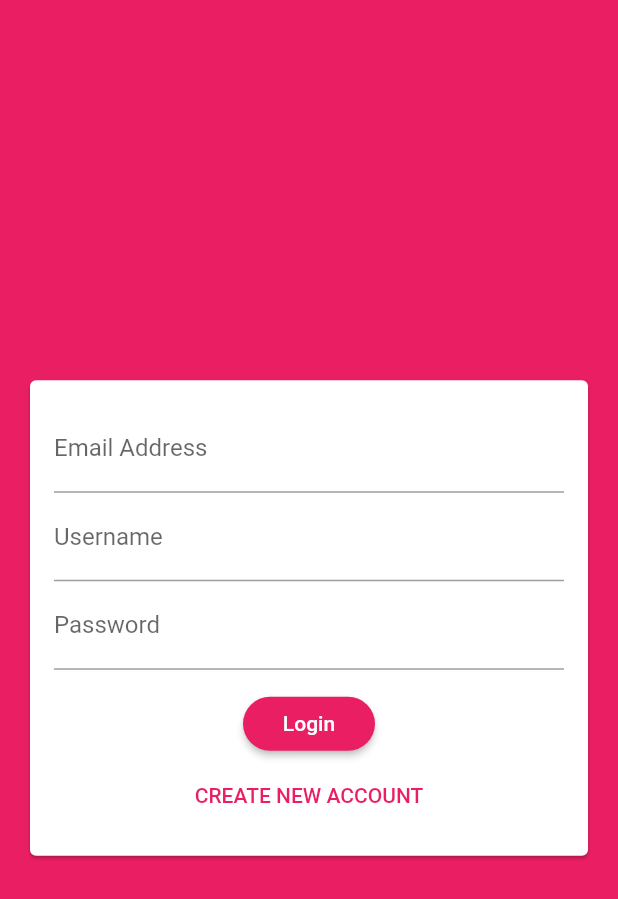
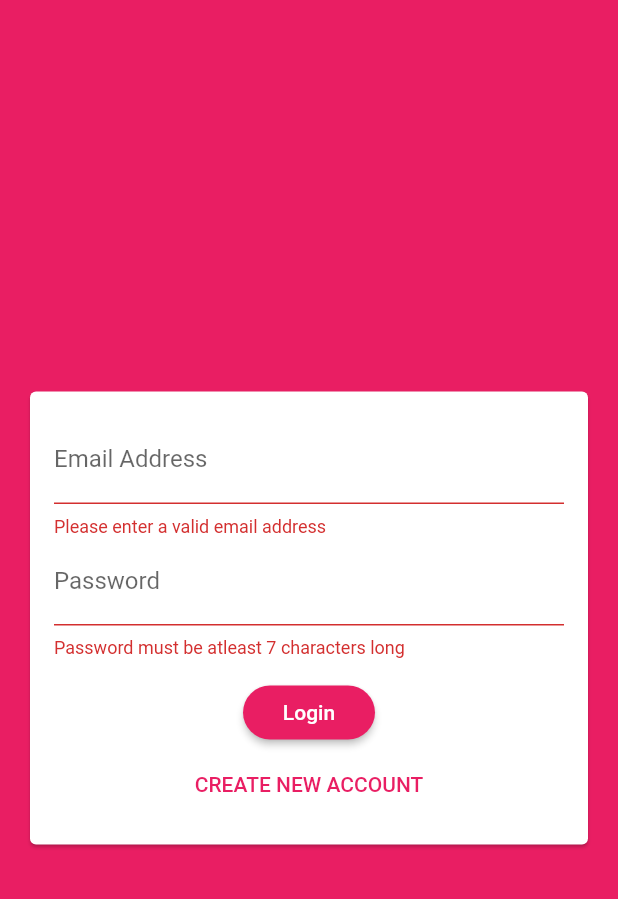
Before and after one commit to shebom640/flutter-chat-app, a Flutter app: the screen it shows after launch, after a tap on "Login", on a phone screen of 412 x 824 dp. Shown: the top 899 px of the screen. Run offline on Flutter 3.47's test engine with Material 2 defaults, Android fonts, the phone set to English and light mode, and no system bars; our stand-ins replace cloud_firestore, firebase_core; accounts and stored records are empty.

Commit message:
file changes

```diff
--- a/lib/screens/auth_screen.dart
+++ b/lib/screens/auth_screen.dart
@@ -2,18 +2,19 @@ import 'package:chatapp/widgets/auth/auth_form.dart';
 import 'package:flutter/material.dart';
 
 class AuthScreen extends StatefulWidget {
-  const AuthScreen({Key? key}) : super(key: key);
-
   @override
   State<AuthScreen> createState() => _AuthScreenState();
 }
 
 class _AuthScreenState extends State<AuthScreen> {
+  void _submitAuthForm(String email, String password, String username, bool isLogin) {
+
+  }
   @override
   Widget build(BuildContext context) {
     return Scaffold(
       backgroundColor: Theme.of(context).primaryColor,
-      body: AuthForm(),
+      body: AuthForm(_submitAuthForm),
     );
   }
 }
--- a/lib/widgets/auth/auth_form.dart
+++ b/lib/widgets/auth/auth_form.dart
@@ -1,7 +1,8 @@
 import 'package:flutter/material.dart';
 
 class AuthForm extends StatefulWidget {
-  const AuthForm({Key? key}) : super(key: key);
+  AuthForm(this.submitFn);
+  final void Function(String email, String password, String username, bool isLogin) submitFn;
 
   @override
   State<AuthForm> createState() => _AuthFormState();
@@ -9,9 +10,10 @@ class AuthForm extends StatefulWidget {
 
 class _AuthFormState extends State<AuthForm> {
   final _formkey = GlobalKey<FormState>();
-  String _userEmail = '';
-  String _username = '';
-  String _userPassword = '';
+  var _isLogin = true;
+  var _userEmail = '';
+  var _username = '';
+  var _userPassword = '';
 
 
   void _trySubmit() {
@@ -19,9 +21,12 @@ class _AuthFormState extends State<AuthForm> {
     FocusScope.of(context).unfocus();
     if(isValid) {
       _formkey.currentState?.save();
-      print(_userEmail);
-      print(_username);
-      print(_userPassword);
+      widget.submitFn(
+        _userEmail,
+        _userPassword,
+        _username,
+        _isLogin
+      );
     }
   }
   @override
@@ -33,10 +38,12 @@ class _AuthFormState extends State<AuthForm> {
           child: Padding(
             padding: EdgeInsets.all(16),
             child: Form(
+              key: _formkey,
               child: Column(
                 mainAxisSize: MainAxisSize.min,
                 children: <Widget>[
                   TextFormField(
+                    key: ValueKey('email'),
                     validator: (value) {
                       if (value!.isEmpty || !value.contains('@')) {
                         return 'Please enter a valid email address';
@@ -44,39 +51,46 @@ class _AuthFormState extends State<AuthForm> {
                       return null;
                     },
                     keyboardType: TextInputType.emailAddress,
-                    decoration: InputDecoration(labelText: 'Email Address'),
+                    decoration: const InputDecoration(labelText: 'Email Address'),
                     onSaved: (value) {
                       _userEmail = value as String;
                     },
                   ),
+                  if(!_isLogin)
                   TextFormField(
+                    key: ValueKey('username'),
                     validator: (value) {
                       if(value!.isEmpty || value.length < 2) {
-                        return 'Please Enter at least 2 characters';
+                        return 'Enter a valid username';
                       }
                       return null;
                     },
-                    decoration: InputDecoration(labelText: 'Username'),
+                    decoration: const InputDecoration(labelText: 'Username'),
                     onSaved: (value) {
                       _username = value as String;
                     },
                   ),
                   TextFormField(
+                    key: ValueKey('password'),
                     validator: (value) {
                       if(value!.isEmpty || value.length < 7) {
                         return 'Password must be atleast 7 characters long';
                       }
                       return null;
                     },
-                    decoration: InputDecoration(labelText: 'Password'),
+                    decoration: const InputDecoration(labelText: 'Password'),
                     obscureText: true,
                     onSaved: (value) {
                       _userPassword = value as String;
                     },
                   ),
-                  SizedBox(height: 12,),
-                  MaterialButton(onPressed: () => _trySubmit(), child: const Text("Login"), color: Theme.of(context).colorScheme.primary,),
-                  MaterialButton(onPressed: () {}, child: const Text("CREATE NEW ACCOUNT"), textColor: Theme.of(context).colorScheme.primary)
+                  const SizedBox(height: 12,),
+                  MaterialButton(onPressed: _trySubmit, child: Text(_isLogin ? "Login" : "Sign Up!"), color: Theme.of(context).colorScheme.primary,),
+                  MaterialButton(onPressed: () {
+                    setState(() {
+                      _isLogin = !_isLogin;
+                    });
+                  }, child: Text(_isLogin ? "CREATE NEW ACCOUNT" : "I already have an account"), textColor: Theme.of(context).colorScheme.primary)
                 ],
               ),
             ),
--- a/pubspec.yaml
+++ b/pubspec.yaml
@@ -36,6 +36,7 @@ dependencies:
   cupertino_icons: ^1.0.2
   cloud_firestore: ^3.3.0
   firebase_core: ^1.19.2
+  firebase_auth: ^3.5.1
 
 dev_dependencies:
   flutter_test:
```
Also changed, not shown: pubspec.lock.
